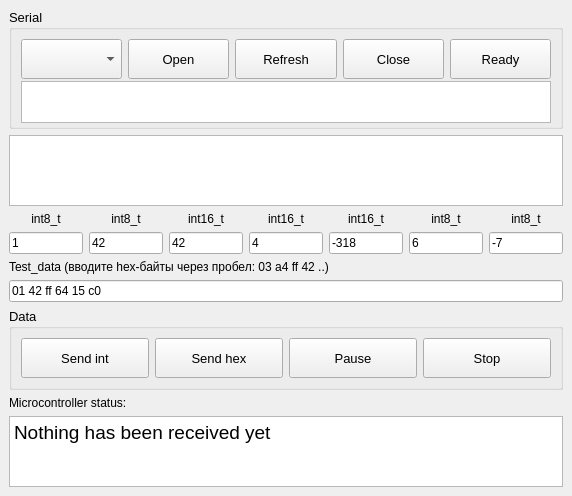
This is gui_2.ui in Injenus/Real_Mobile_Robot_ATmega_Linux as Qt 5 draws it before an edit. The edited form follows.
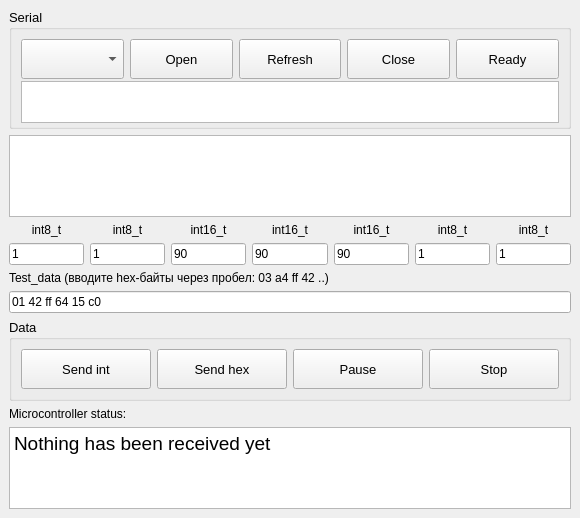
This is the edited form.

Patch:
```diff
--- a/gui_2.ui
+++ b/gui_2.ui
@@ -6,8 +6,8 @@
    <rect>
     <x>0</x>
     <y>0</y>
-    <width>572</width>
-    <height>496</height>
+    <width>580</width>
+    <height>518</height>
    </rect>
   </property>
   <property name="windowTitle">
@@ -244,42 +244,42 @@
             <item>
              <widget class="QLineEdit" name="lineEdit_1">
               <property name="text">
-               <string>42</string>
+               <string>1</string>
               </property>
              </widget>
             </item>
             <item>
              <widget class="QLineEdit" name="lineEdit_2">
               <property name="text">
-               <string>42</string>
+               <string>90</string>
               </property>
              </widget>
             </item>
             <item>
              <widget class="QLineEdit" name="lineEdit_3">
               <property name="text">
-               <string>4</string>
+               <string>90</string>
               </property>
              </widget>
             </item>
             <item>
              <widget class="QLineEdit" name="lineEdit_4">
               <property name="text">
-               <string>-318</string>
+               <string>90</string>
               </property>
              </widget>
             </item>
             <item>
              <widget class="QLineEdit" name="lineEdit_5">
               <property name="text">
-               <string>6</string>
+               <string>1</string>
               </property>
              </widget>
             </item>
             <item>
              <widget class="QLineEdit" name="lineEdit_6">
               <property name="text">
-               <string>-7</string>
+               <string>1</string>
               </property>
              </widget>
             </item>
@@ -416,8 +416,8 @@
          <string>&lt;!DOCTYPE HTML PUBLIC &quot;-//W3C//DTD HTML 4.0//EN&quot; &quot;http://www.w3.org/TR/REC-html40/strict.dtd&quot;&gt;
 &lt;html&gt;&lt;head&gt;&lt;meta name=&quot;qrichtext&quot; content=&quot;1&quot; /&gt;&lt;style type=&quot;text/css&quot;&gt;
 p, li { white-space: pre-wrap; }
-&lt;/style&gt;&lt;/head&gt;&lt;body style=&quot; font-family:'Ubuntu'; font-size:14pt; font-weight:400; font-style:normal;&quot;&gt;
-&lt;p style=&quot; margin-top:0px; margin-bottom:0px; margin-left:0px; margin-right:0px; -qt-block-indent:0; text-indent:0px;&quot;&gt;Nothing has been received yet&lt;/p&gt;&lt;/body&gt;&lt;/html&gt;</string>
+&lt;/style&gt;&lt;/head&gt;&lt;body style=&quot; font-family:'MS Shell Dlg 2'; font-size:14pt; font-weight:400; font-style:normal;&quot;&gt;
+&lt;p style=&quot; margin-top:0px; margin-bottom:0px; margin-left:0px; margin-right:0px; -qt-block-indent:0; text-indent:0px;&quot;&gt;&lt;span style=&quot; font-family:'Ubuntu';&quot;&gt;Nothing has been received yet&lt;/span&gt;&lt;/p&gt;&lt;/body&gt;&lt;/html&gt;</string>
         </property>
        </widget>
       </item>
```
